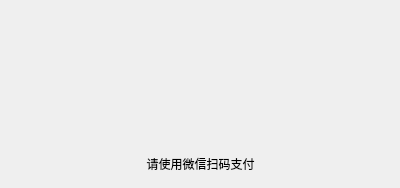
This is ui/windows/buyrelay.ui in reitovo/vlink-client as Qt 5 draws it before an edit. The edited form follows.
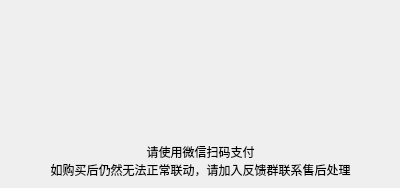
This is the edited form. The open tabs and pages were chosen to show the change.

The edit to the form file:
```diff
--- a/ui/windows/buyrelay.ui
+++ b/ui/windows/buyrelay.ui
@@ -401,11 +401,12 @@
         <property name="maximumSize">
          <size>
           <width>16777215</width>
-          <height>20</height>
+          <height>30</height>
          </size>
         </property>
         <property name="text">
-         <string>请使用微信扫码支付</string>
+         <string>请使用微信扫码支付
+如购买后仍然无法正常联动，请加入反馈群联系售后处理</string>
         </property>
         <property name="alignment">
          <set>Qt::AlignCenter</set>
```
Left out of the diff: 4 changed lines with no effect on the pictures.
